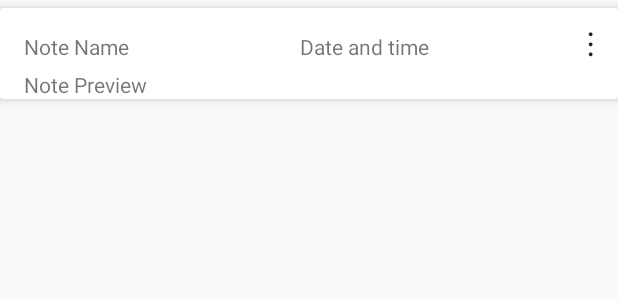
After one commit to AlexKhomich/SimpleOrganizer-Project, an Android app: the layout card_note.xml on its own in the app's theme, with its tools: preview values and no code run, on a phone screen of 412 x 824 dp. The commit adds this screen. Shown: the top 300 px of the screen. Run offline under Robolectric (Android 15) with nearby library versions, the phone set to English and light mode, and no system bars.

Commit message:
Added "Wake Lock" class and implement card note view into notes fragment. Some bug fixes for alarm part of thr project.

```diff
--- /dev/null
+++ b/app/src/main/res/layout/card_note.xml
@@ -0,0 +1,65 @@
+<?xml version="1.0" encoding="utf-8"?>
+<android.support.v7.widget.CardView xmlns:android="http://schemas.android.com/apk/res/android"
+    xmlns:app="http://schemas.android.com/apk/res-auto"
+    xmlns:tools="http://schemas.android.com/tools"
+    android:layout_width="match_parent"
+    android:layout_height="wrap_content"
+    android:layout_marginBottom="5dp"
+    android:layout_marginTop="5dp"
+    app:cardCornerRadius="2dp"
+    app:cardElevation="5dp">
+
+    <android.support.constraint.ConstraintLayout
+        android:layout_width="match_parent"
+        android:layout_height="match_parent">
+
+        <TextView
+            android:id="@+id/textView2"
+            android:layout_width="0dp"
+            android:layout_height="wrap_content"
+            android:layout_marginEnd="8dp"
+            android:layout_marginStart="16dp"
+            android:layout_marginTop="16dp"
+            android:text="Note Name"
+            app:layout_constraintEnd_toStartOf="@+id/textView3"
+            app:layout_constraintStart_toStartOf="parent"
+            app:layout_constraintTop_toTopOf="parent" />
+
+        <TextView
+            android:id="@+id/textView3"
+            android:layout_width="0dp"
+            android:layout_height="17dp"
+            android:layout_marginEnd="24dp"
+            android:layout_marginStart="8dp"
+            android:layout_marginTop="16dp"
+            android:text="Date and time"
+            app:layout_constraintEnd_toStartOf="@+id/txtOptionDigit"
+            app:layout_constraintStart_toEndOf="@+id/textView2"
+            app:layout_constraintTop_toTopOf="parent"
+            tools:layout_editor_absoluteY="8dp" />
+
+        <TextView
+            android:id="@+id/txtOptionDigit"
+            android:layout_width="wrap_content"
+            android:layout_height="wrap_content"
+            android:layout_alignParentTop="true"
+            android:layout_marginEnd="16dp"
+            android:layout_marginTop="8dp"
+            android:text="&#8942;"
+            android:textAppearance="?android:textAppearanceLarge"
+            app:layout_constraintEnd_toEndOf="parent"
+            app:layout_constraintTop_toTopOf="parent" />
+
+        <TextView
+            android:id="@+id/textView4"
+            android:layout_width="0dp"
+            android:layout_height="wrap_content"
+            android:layout_marginEnd="16dp"
+            android:layout_marginStart="16dp"
+            android:layout_marginTop="8dp"
+            android:text="Note Preview"
+            app:layout_constraintEnd_toEndOf="parent"
+            app:layout_constraintStart_toStartOf="parent"
+            app:layout_constraintTop_toBottomOf="@+id/textView3" />
+    </android.support.constraint.ConstraintLayout>
+</android.support.v7.widget.CardView>
```
Also changed, not shown: app/src/main/java/com/cdg/alex/simpleorganizer/activities/AlarmNotificationActivity.kt (+7 -2 lines), app/src/main/java/com/cdg/alex/simpleorganizer/service/MediaPlayerService.kt (+8 -2 lines), app/src/main/java/com/cdg/alex/simpleorganizer/utils/WakeLock.kt (added, +26 -0 lines), build.gradle (+7 -2 lines), 1 other file.
